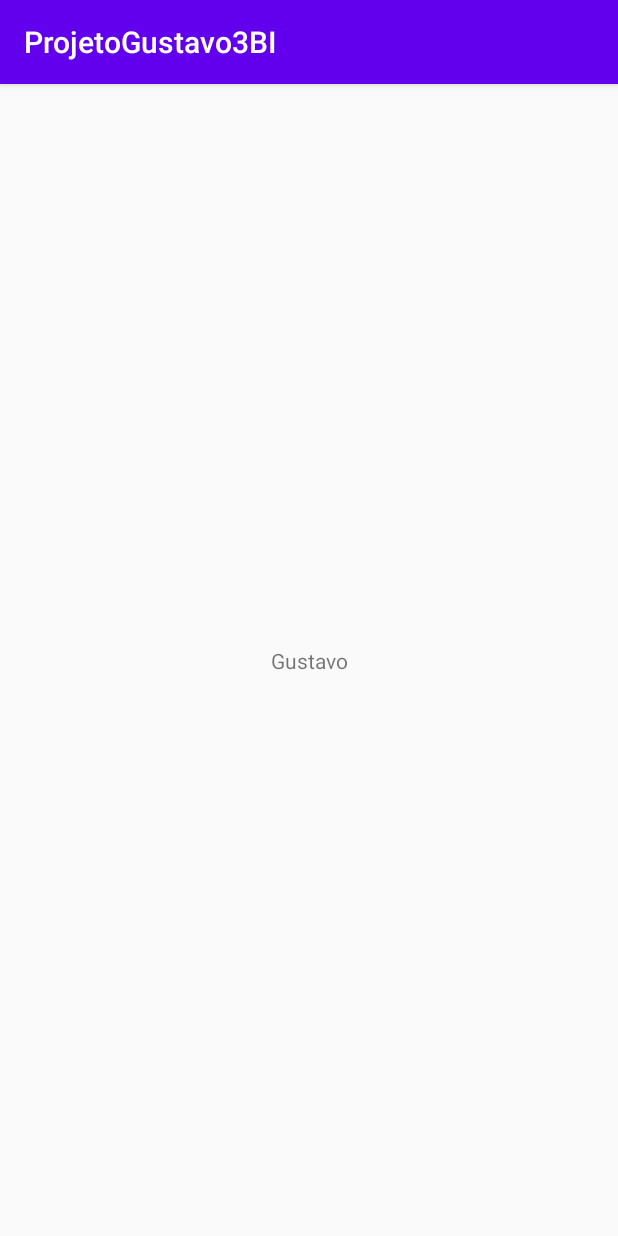
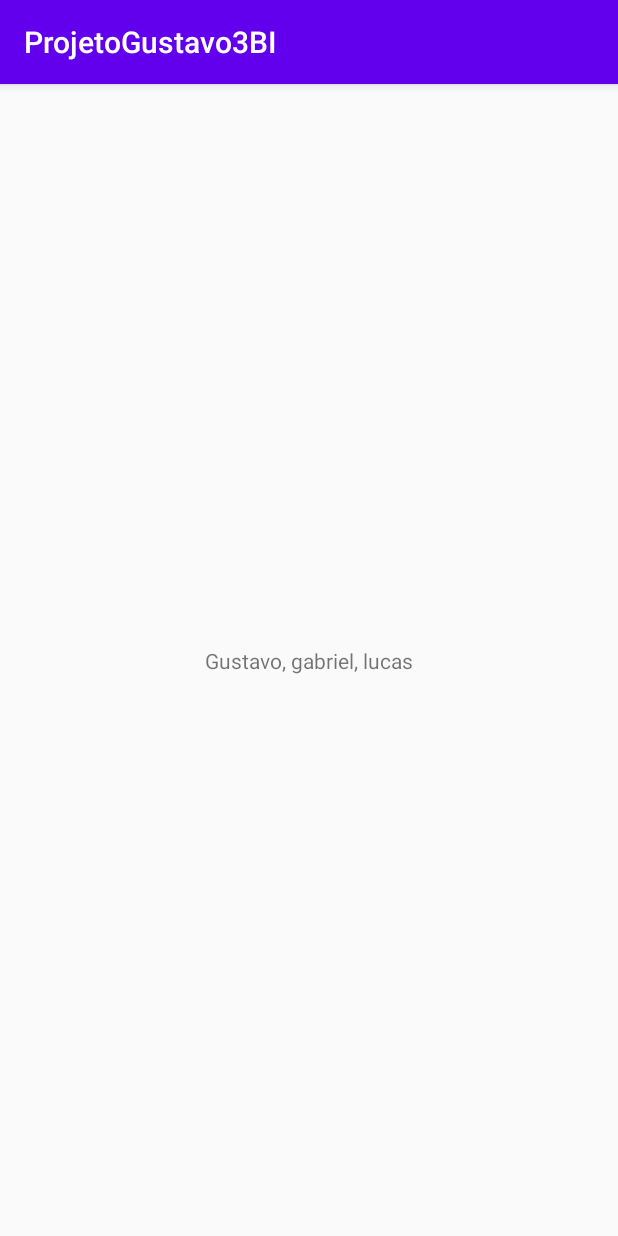
Before and after one commit to GustavoTeixeiraFmm/ProjetoGustavo3BI, an Android app: the screen it shows after launch (MainActivity), on a phone screen of 412 x 824 dp. Run offline under Robolectric (Android 15) with nearby library versions, the phone set to English and light mode, and no system bars.

Commit message:
dois nomes

```diff
--- a/app/src/main/res/layout/activity_main.xml
+++ b/app/src/main/res/layout/activity_main.xml
@@ -9,7 +9,7 @@
     <TextView
         android:layout_width="wrap_content"
         android:layout_height="wrap_content"
-        android:text="Gustavo"
+        android:text="Gustavo, gabriel, lucas"
         app:layout_constraintRight_toRightOf="parent"
         app:layout_constraintBottom_toBottomOf="parent"
         app:layout_constraintLeft_toLeftOf="parent"
```
